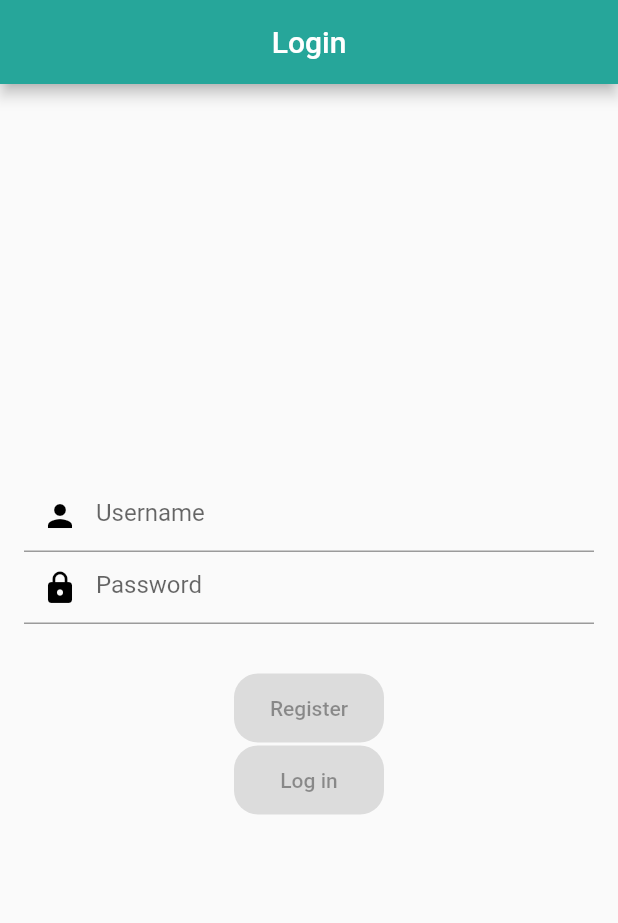
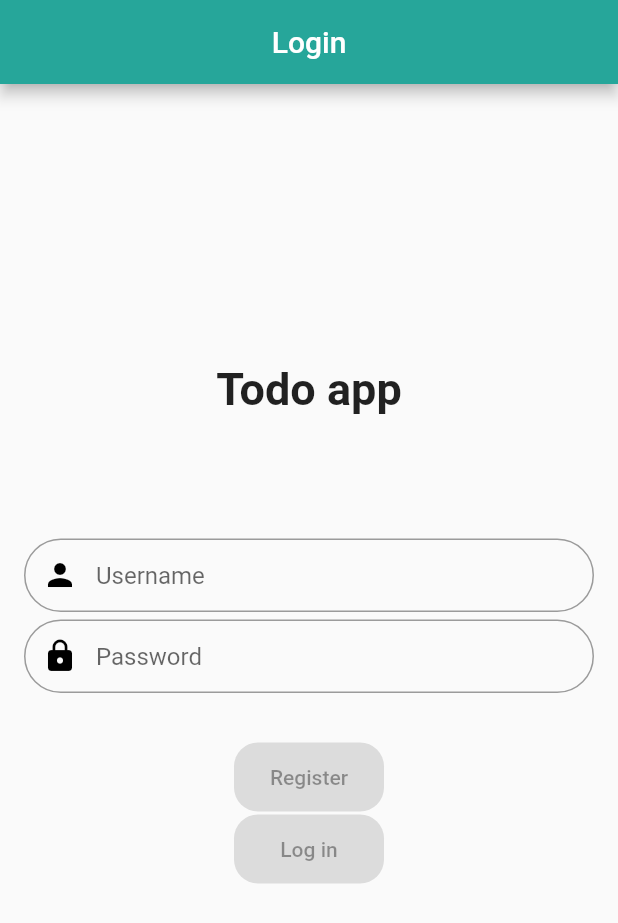
Before and after one commit to seannpenn/11067_Pinote_Sean, a Flutter app: the screen it shows after launch, on a phone screen of 412 x 824 dp. Shown: the top 923 px of the screen. Run offline on Flutter 3.47's test engine with Material 2 defaults, Android fonts, the light colour scheme and no system bars; our stand-ins replace flutter_slidable, hive_flutter; missing offline and left inert: simple_moment; accounts and stored records are empty.

Commit message:
slight changes on auth screen

```diff
--- a/todo_app/lib/src/screens/login/auth_screen.dart
+++ b/todo_app/lib/src/screens/login/auth_screen.dart
@@ -47,7 +47,16 @@ class _AuthScreenState extends State<AuthScreen> {
       body: SafeArea(
         child: Center(
           child: SingleChildScrollView(
-            child: Container(
+            child: Column(
+              children: [
+                const Text(
+                  'Todo app',
+                  style: TextStyle(fontSize: 30, fontWeight: FontWeight.bold),
+                ),
+                const SizedBox(
+                  height: 50,
+                ),
+                Container(
                   padding: const EdgeInsets.all(16),
                   child: Form(
                     key: _formKey,
@@ -68,7 +77,9 @@ class _AuthScreenState extends State<AuthScreen> {
                         ),
                         TextFormField(
                           decoration: InputDecoration(
-                          hintText: 'Username',
+                            contentPadding: const EdgeInsets.fromLTRB(
+                                20.0, 15.0, 20.0, 15.0),
+                            hintText: "Username",
                             prefixIcon: Padding(
                               padding: const EdgeInsets.all(0.0),
                               child: Icon(
@@ -77,7 +88,17 @@ class _AuthScreenState extends State<AuthScreen> {
                                     ? Colors.black
                                     : Colors.teal[400],
                               ),
-                          )),
+                            ),
+                            border: OutlineInputBorder(
+                              borderRadius: BorderRadius.circular(32.0),
+                              borderSide: const BorderSide(width: 2.0),
+                            ),
+                            focusedBorder: OutlineInputBorder(
+                              borderSide: const BorderSide(
+                                  color: Color(0xFF26A69A), width: 2.0),
+                              borderRadius: BorderRadius.circular(32.0),
+                            ),
+                          ),
                           controller: _unCon,
                           validator: (value) {
                             if (value == null || value.isEmpty) {
@@ -86,9 +107,14 @@ class _AuthScreenState extends State<AuthScreen> {
                             return null;
                           },
                         ),
+                        const SizedBox(
+                          height: 5,
+                        ),
                         TextFormField(
                           obscureText: true,
                           decoration: InputDecoration(
+                            contentPadding: const EdgeInsets.fromLTRB(
+                                20.0, 15.0, 20.0, 15.0),
                             hintText: 'Password',
                             prefixIcon: Padding(
                               padding: const EdgeInsets.all(0.0),
@@ -98,6 +124,15 @@ class _AuthScreenState extends State<AuthScreen> {
                                     ? Colors.black
                                     : Colors.teal[400],
                               ),
+                            ),
+                            border: OutlineInputBorder(
+                              borderRadius: BorderRadius.circular(32.0),
+                              borderSide: const BorderSide(width: 2.0),
+                            ),
+                            focusedBorder: OutlineInputBorder(
+                              borderSide: const BorderSide(
+                                  color: Color(0xFF26A69A), width: 2.0),
+                              borderRadius: BorderRadius.circular(32.0),
                             ),
                           ),
                           controller: _passCon,
@@ -118,7 +153,8 @@ class _AuthScreenState extends State<AuthScreen> {
                                   width: 100,
                                   child: ElevatedButton(
                                     onPressed:
-                                    (_formKey.currentState?.validate() ?? false)
+                                        (_formKey.currentState?.validate() ??
+                                                false)
                                             ? () {
                                                 String result = _auth.register(
                                                     _unCon.text, _passCon.text);
@@ -129,10 +165,11 @@ class _AuthScreenState extends State<AuthScreen> {
                                             : null,
                                     style: ElevatedButton.styleFrom(
                                         shape: RoundedRectangleBorder(
-                                      borderRadius: BorderRadius.circular(16.0),
+                                          borderRadius:
+                                              BorderRadius.circular(16.0),
                                         ),
-                                    primary:
-                                        (_formKey.currentState?.validate() ??
+                                        primary: (_formKey.currentState
+                                                    ?.validate() ??
                                                 false)
                                             ? Colors.teal[400]
                                             : Colors.grey,
@@ -144,7 +181,8 @@ class _AuthScreenState extends State<AuthScreen> {
                                   width: 100,
                                   child: ElevatedButton(
                                     onPressed:
-                                    (_formKey.currentState?.validate() ?? false)
+                                        (_formKey.currentState?.validate() ??
+                                                false)
                                             ? () {
                                                 bool result = _auth.login(
                                                     _unCon.text, _passCon.text);
@@ -158,10 +196,11 @@ class _AuthScreenState extends State<AuthScreen> {
                                             : null,
                                     style: ElevatedButton.styleFrom(
                                         shape: RoundedRectangleBorder(
-                                      borderRadius: BorderRadius.circular(16.0),
+                                          borderRadius:
+                                              BorderRadius.circular(16.0),
                                         ),
-                                    primary:
-                                        (_formKey.currentState?.validate() ??
+                                        primary: (_formKey.currentState
+                                                    ?.validate() ??
                                                 false)
                                             ? Colors.teal[400]
                                             : Colors.grey,
@@ -177,6 +216,8 @@ class _AuthScreenState extends State<AuthScreen> {
                     ),
                   ),
                 ),
+              ],
+            ),
           ),
         ),
       ),
```
Lines whose indentation alone changed are shown as unchanged.
